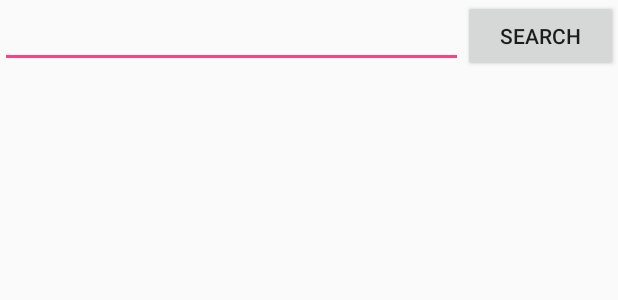
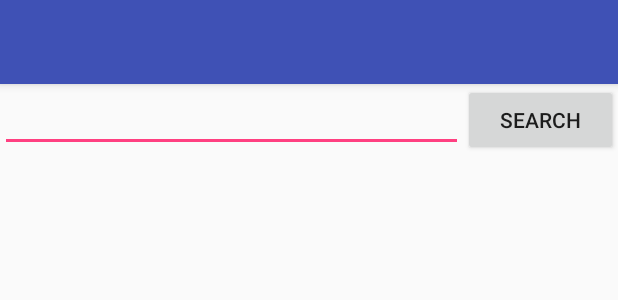
Before and after one commit to HugoPeregrinaSosa/android_onsite, an Android app: the layout activity_searchtweet.xml on its own in the app's theme, with its tools: preview values and no code run, on a phone screen of 412 x 824 dp. Shown: the top 300 px of the screen. Run offline under Robolectric (Android 15) with nearby library versions, the phone set to English and light mode, and no system bars.

Commit message:
Ajuste de búsqueda

```diff
--- a/app/src/main/AndroidManifest.xml
+++ b/app/src/main/AndroidManifest.xml
@@ -27,11 +27,12 @@
         <activity
             android:windowSoftInputMode="stateHidden"
             android:name=".activities.NewTweetActivity"
-            android:parentActivityName=".MainActivity" />
+            android:parentActivityName=".MainActivity"/>
 
         <activity
             android:name=".activities.SingleTweetActivity"
-            android:parentActivityName=".MainActivity" />
+            android:parentActivityName=".MainActivity"
+            android:windowSoftInputMode="stateHidden" />
 
         <activity
             android:name=".activities.SearchTweetActivity"
--- a/app/src/main/java/com/mvillasenor/twitter/activities/ProfileActivity.java
+++ b/app/src/main/java/com/mvillasenor/twitter/activities/ProfileActivity.java
@@ -14,7 +14,7 @@ import com.mvillasenor.twitter.view.fragments.ProfileSettingsFragment;
  */
 public class ProfileActivity extends AppCompatActivity {
 
-    Toolbar mToolbar;
+    private Toolbar mToolbar;
 
     @Override
     protected void onCreate(@Nullable Bundle savedInstanceState) {
--- a/app/src/main/java/com/mvillasenor/twitter/data/cloud/retrofit/interfaces/TweetsClient.java
+++ b/app/src/main/java/com/mvillasenor/twitter/data/cloud/retrofit/interfaces/TweetsClient.java
@@ -1,5 +1,6 @@
 package com.mvillasenor.twitter.data.cloud.retrofit.interfaces;
 
+import com.mvillasenor.twitter.models.tweet.SearchResponse;
 import com.mvillasenor.twitter.models.tweet.Tweet;
 import com.mvillasenor.twitter.models.user.User;
 
@@ -27,4 +28,7 @@ public interface TweetsClient {
     @GET("/api/statuses/show/{id}")
     Observable<Tweet> getTweet(@Path("id") String id);
 
+    @GET("/api/search/{query}")
+    Observable<SearchResponse> search(@Path("query") String query);
+
 }
--- a/app/src/main/java/com/mvillasenor/twitter/data/db/TweetsRepositoryDbImpl.java
+++ b/app/src/main/java/com/mvillasenor/twitter/data/db/TweetsRepositoryDbImpl.java
@@ -60,4 +60,9 @@ public class TweetsRepositoryDbImpl implements TweetsRepository {
                     }
                 });
     }
+
+    @Override
+    public Observable<List<Tweet>> search(String search) {
+        throw new RuntimeException("Method not implemented");
+    }
 }
--- a/app/src/main/java/com/mvillasenor/twitter/data/interfaces/TweetsRepository.java
+++ b/app/src/main/java/com/mvillasenor/twitter/data/interfaces/TweetsRepository.java
@@ -17,5 +17,6 @@ public interface TweetsRepository {
     Observable<Tweet> postTweet(String status);
     Observable<SentimentResult> getSentiment(String text);
     Observable<Tweet> getTweet(String id);
+    Observable<List<Tweet>> search(String search);
 
 }
--- a/app/src/main/java/com/mvillasenor/twitter/view/fragments/ProfileSettingsFragment.java
+++ b/app/src/main/java/com/mvillasenor/twitter/view/fragments/ProfileSettingsFragment.java
@@ -96,6 +96,7 @@ public class ProfileSettingsFragment extends BaseFragment implements DatePickerF
         description.setText(user.getDescription());
         location.setText(user.getLocation());
         website.setText(user.getWebsite());
+        birthday.setText(user.getBirthday());
 
         Glide.with(getActivity())
                 .load(user.getProfileImageUrl())
--- a/app/src/main/res/layout/activity_new_tweet.xml
+++ b/app/src/main/res/layout/activity_new_tweet.xml
@@ -22,9 +22,9 @@
 
     <ScrollView
         android:layout_width="match_parent"
+        android:layout_height="match_parent"
         android:layout_marginTop="?attr/actionBarSize"
-        android:background="@android:color/white"
-        android:layout_height="match_parent">
+        android:background="@android:color/white">
 
         <LinearLayout
             android:layout_width="match_parent"
--- a/app/src/main/res/layout/activity_searchtweet.xml
+++ b/app/src/main/res/layout/activity_searchtweet.xml
@@ -1,5 +1,28 @@
 <?xml version="1.0" encoding="utf-8"?>
-<LinearLayout xmlns:android="http://schemas.android.com/apk/res/android"
+<FrameLayout xmlns:android="http://schemas.android.com/apk/res/android"
+    android:id="@+id/main_view"
+    xmlns:app="http://schemas.android.com/apk/res-auto"
+    xmlns:tools="http://schemas.android.com/tools"
+    android:layout_width="match_parent"
+    android:layout_height="match_parent"
+    tools:context="com.mvillasenor.twitter.MainActivity">
+
+    <android.support.design.widget.AppBarLayout
+        android:layout_width="match_parent"
+        android:layout_height="wrap_content">
+
+
+        <android.support.v7.widget.Toolbar
+            android:id="@+id/toolbar"
+            android:layout_width="match_parent"
+            android:layout_height="?attr/actionBarSize"
+            app:layout_scrollFlags="scroll|enterAlways" />
+
+
+    </android.support.design.widget.AppBarLayout>
+
+    <LinearLayout
+        android:layout_marginTop="?attr/actionBarSize"
         android:layout_width="match_parent"
         android:layout_height="match_parent"
         android:orientation="vertical">
@@ -24,9 +47,10 @@
 
         </LinearLayout>
 
-    <FrameLayout
-        android:id="@+id/fl_searchtweet_container"
+        <android.support.v7.widget.RecyclerView
+            android:id="@+id/tweets_list"
             android:layout_width="match_parent"
             android:layout_height="match_parent" />
 
     </LinearLayout>
+</FrameLayout>
--- a/app/src/main/res/layout/activity_singletweet.xml
+++ b/app/src/main/res/layout/activity_singletweet.xml
@@ -77,7 +77,7 @@
             <android.support.design.widget.TextInputLayout
                 android:layout_width="match_parent"
                 android:layout_height="wrap_content"
-                android:layout_marginBottom="80dp">
+                android:layout_marginBottom="16dp">
 
                 <android.support.design.widget.TextInputEditText
                     android:id="@+id/tiet_singletweet_reply"
```
Also changed, not shown: app/src/main/java/com/mvillasenor/twitter/activities/SearchTweetActivity.java (+61 -11 lines), app/src/main/java/com/mvillasenor/twitter/data/cloud/TweetsRepositoryCloudImpl.java (+16 -0 lines), app/src/main/java/com/mvillasenor/twitter/models/tweet/SearchResponse.java (added, +19 -0 lines). Lines whose indentation alone changed are shown as unchanged.
